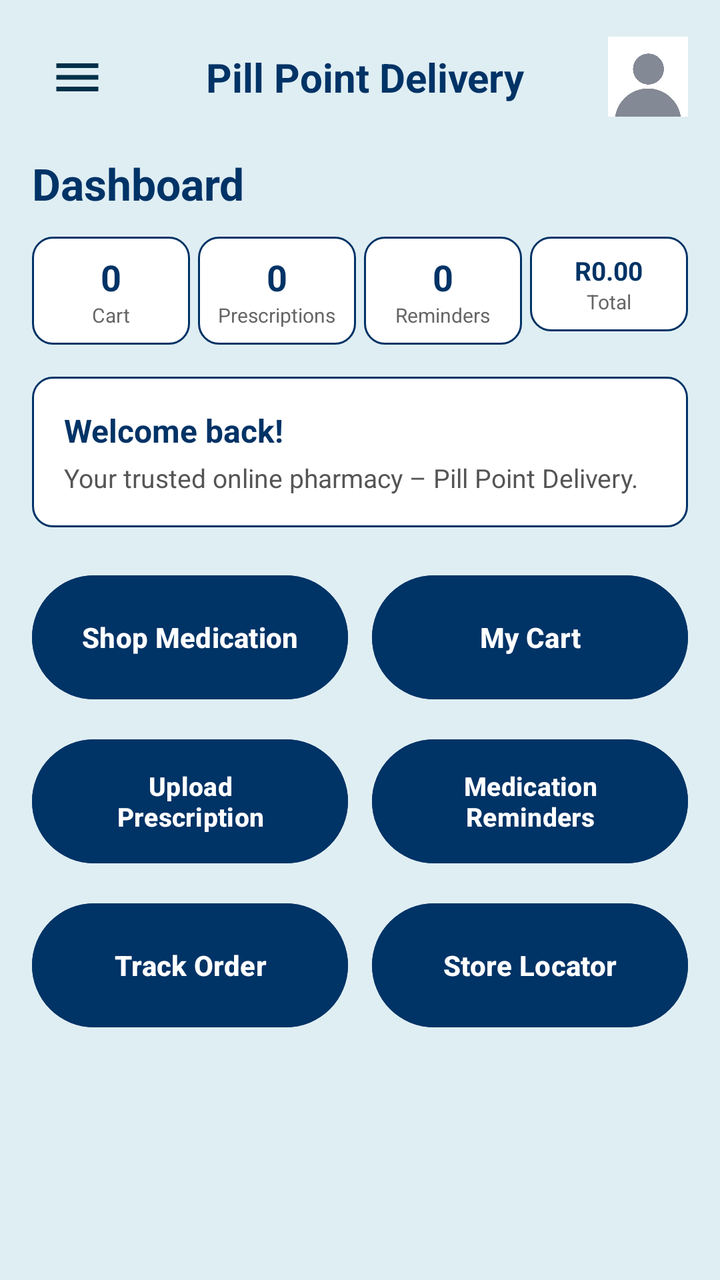
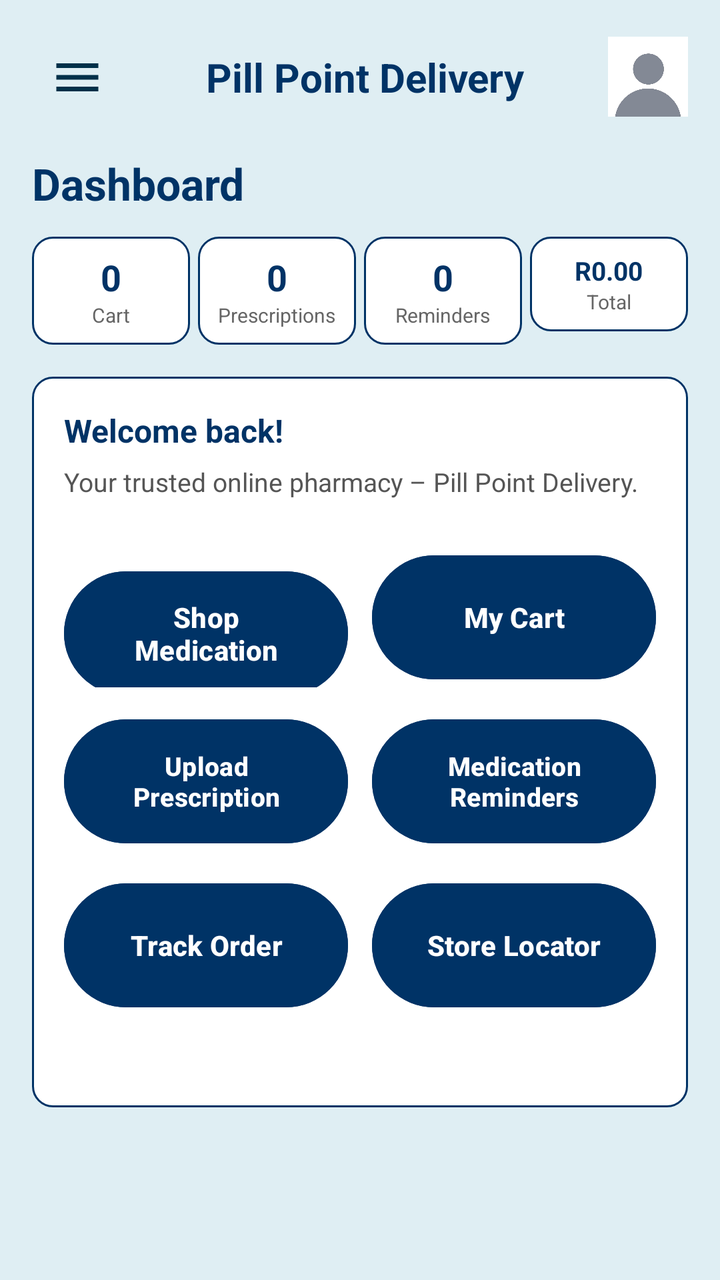

Two renders of the same Android screen: before a commit and after it. Below are the layout's source before the change and the commit's diff.
<!-- AndroidManifest.xml: application theme Theme.Pillpoint -->
<!-- res/layout/activity_home.xml -->
<?xml version="1.0" encoding="utf-8"?>
<androidx.drawerlayout.widget.DrawerLayout
    xmlns:android="http://schemas.android.com/apk/res/android"
    xmlns:app="http://schemas.android.com/apk/res-auto"
    xmlns:tools="http://schemas.android.com/tools"
    android:id="@+id/drawerLayout"
    android:layout_width="match_parent"
    android:layout_height="match_parent"
    tools:context=".Home">

    
    <ScrollView
        android:layout_width="match_parent"
        android:layout_height="match_parent"
        android:background="#DFEEF3">

        <LinearLayout
            android:layout_width="match_parent"
            android:layout_height="wrap_content"
            android:orientation="vertical"
            android:padding="16dp">

            
            <LinearLayout
                android:layout_width="match_parent"
                android:layout_height="wrap_content"
                android:gravity="center_vertical"
                android:orientation="horizontal"
                android:layout_marginBottom="16dp">

                <ImageButton
                    android:id="@+id/btnMenu"
                    android:layout_width="45dp"
                    android:layout_height="45dp"
                    android:background="?attr/selectableItemBackgroundBorderless"
                    android:contentDescription="Menu"
                    android:src="@drawable/ic_menu" />

                <TextView
                    android:layout_width="0dp"
                    android:layout_height="wrap_content"
                    android:layout_weight="1"
                    android:gravity="center"
                    android:text="Pill Point Delivery"
                    android:textColor="@color/dark_blue"
                    android:textSize="20sp"
                    android:textStyle="bold" />

                <ImageView
                    android:id="@+id/ivProfile"
                    android:layout_width="40dp"
                    android:layout_height="40dp"
                    android:contentDescription="Profile"
                    android:src="@drawable/photo" />
            </LinearLayout>

            
            <TextView
                android:layout_width="wrap_content"
                android:layout_height="wrap_content"
                android:text="Dashboard"
                android:textColor="@color/dark_blue"
                android:textSize="22sp"
                android:textStyle="bold"
                android:layout_marginBottom="12dp" />

            
            <LinearLayout
                android:layout_width="match_parent"
                android:layout_height="wrap_content"
                android:orientation="horizontal"
                android:weightSum="4"
                android:layout_marginBottom="16dp">

                
                <LinearLayout
                    android:layout_width="0dp"
                    android:layout_height="wrap_content"
                    android:layout_weight="1"
                    android:background="@drawable/edit_text_background"
                    android:orientation="vertical"
                    android:gravity="center"
                    android:padding="8dp"
                    android:layout_marginEnd="4dp">
                    <TextView android:id="@+id/tvCartCount" android:text="0" android:textColor="@color/dark_blue" android:textStyle="bold" android:textSize="18sp" android:layout_width="wrap_content" android:layout_height="wrap_content"/>
                    <TextView android:text="Cart" android:textColor="#666666" android:textSize="10sp" android:layout_width="wrap_content" android:layout_height="wrap_content"/>
                </LinearLayout>

                
                <LinearLayout
                    android:layout_width="0dp"
                    android:layout_height="wrap_content"
                    android:layout_weight="1"
                    android:background="@drawable/edit_text_background"
                    android:orientation="vertical"
                    android:gravity="center"
                    android:padding="8dp"
                    android:layout_marginEnd="4dp">
                    <TextView android:id="@+id/tvPrescriptionCount" android:text="0" android:textColor="@color/dark_blue" android:textStyle="bold" android:textSize="18sp" android:layout_width="wrap_content" android:layout_height="wrap_content"/>
                    <TextView android:text="Prescriptions" android:textColor="#666666" android:textSize="10sp" android:layout_width="wrap_content" android:layout_height="wrap_content"/>
                </LinearLayout>

                
                <LinearLayout
                    android:layout_width="0dp"
                    android:layout_height="wrap_content"
                    android:layout_weight="1"
                    android:background="@drawable/edit_text_background"
                    android:orientation="vertical"
                    android:gravity="center"
                    android:padding="8dp"
                    android:layout_marginEnd="4dp">
                    <TextView android:id="@+id/tvReminderCount" android:text="0" android:textColor="@color/dark_blue" android:textStyle="bold" android:textSize="18sp" android:layout_width="wrap_content" android:layout_height="wrap_content"/>
                    <TextView android:text="Reminders" android:textColor="#666666" android:textSize="10sp" android:layout_width="wrap_content" android:layout_height="wrap_content"/>
                </LinearLayout>

                
                <LinearLayout
                    android:layout_width="0dp"
                    android:layout_height="wrap_content"
                    android:layout_weight="1"
                    android:background="@drawable/edit_text_background"
                    android:orientation="vertical"
                    android:gravity="center"
                    android:padding="8dp">
                    <TextView android:id="@+id/tvTotalValue" android:text="R0.00" android:textColor="@color/dark_blue" android:textStyle="bold" android:textSize="13sp" android:layout_width="wrap_content" android:layout_height="wrap_content"/>
                    <TextView android:text="Total" android:textColor="#666666" android:textSize="10sp" android:layout_width="wrap_content" android:layout_height="wrap_content"/>
                </LinearLayout>
            </LinearLayout>

            
            <LinearLayout
                android:layout_width="match_parent"
                android:layout_height="wrap_content"
                android:background="@drawable/edit_text_background"
                android:orientation="vertical"
                android:padding="16dp"
                android:layout_marginBottom="20dp">
                <TextView
                    android:id="@+id/tvWelcomeUser"
                    android:layout_width="match_parent"
                    android:layout_height="wrap_content"
                    android:text="Welcome back!"
                    android:textColor="@color/dark_blue"
                    android:textSize="16sp"
                    android:textStyle="bold" />
                <TextView
                    android:layout_width="match_parent"
                    android:layout_height="wrap_content"
                    android:text="Your trusted online pharmacy – Pill Point Delivery."
                    android:textColor="#555555"
                    android:textSize="13sp"
                    android:layout_marginTop="4dp" />
            </LinearLayout>

            
            <LinearLayout
                android:layout_width="match_parent"
                android:layout_height="wrap_content"
                android:orientation="vertical">

                <LinearLayout
                    android:layout_width="match_parent"
                    android:layout_height="wrap_content"
                    android:orientation="horizontal"
                    android:weightSum="2"
                    android:layout_marginBottom="12dp">
                    <Button
                        android:id="@+id/btnShopMedication"
                        android:layout_width="0dp" android:layout_height="70dp" android:layout_weight="1" android:layout_marginEnd="6dp"
                        android:backgroundTint="@color/dark_blue" android:text="Shop Medication" android:textAllCaps="false" android:textColor="@android:color/white" android:textSize="14sp" android:textStyle="bold" />
                    <Button
                        android:id="@+id/btnViewCart"
                        android:layout_width="0dp" android:layout_height="70dp" android:layout_weight="1" android:layout_marginStart="6dp"
                        android:backgroundTint="@color/dark_blue" android:text="My Cart" android:textAllCaps="false" android:textColor="@android:color/white" android:textSize="14sp" android:textStyle="bold" />
                </LinearLayout>

                <LinearLayout
                    android:layout_width="match_parent"
                    android:layout_height="wrap_content"
                    android:orientation="horizontal"
                    android:weightSum="2"
                    android:layout_marginBottom="12dp">
                    <Button
                        android:id="@+id/btnUploadPrescription"
                        android:layout_width="0dp" android:layout_height="70dp" android:layout_weight="1" android:layout_marginEnd="6dp"
                        android:backgroundTint="@color/dark_blue" android:text="Upload Prescription" android:textAllCaps="false" android:textColor="@android:color/white" android:textSize="13sp" android:textStyle="bold" />
                    <Button
                        android:id="@+id/btnReminders"
                        android:layout_width="0dp" android:layout_height="70dp" android:layout_weight="1" android:layout_marginStart="6dp"
                        android:backgroundTint="@color/dark_blue" android:text="Medication Reminders" android:textAllCaps="false" android:textColor="@android:color/white" android:textSize="13sp" android:textStyle="bold" />
                </LinearLayout>

                <LinearLayout
                    android:layout_width="match_parent"
                    android:layout_height="wrap_content"
                    android:orientation="horizontal"
                    android:weightSum="2"
                    android:layout_marginBottom="30dp">
                    <Button
                        android:id="@+id/btnTrackOrder"
                        android:layout_width="0dp" android:layout_height="70dp" android:layout_weight="1" android:layout_marginEnd="6dp"
                        android:backgroundTint="@color/dark_blue" android:text="Track Order" android:textAllCaps="false" android:textColor="@android:color/white" android:textSize="14sp" android:textStyle="bold" />
                    <Button
                        android:id="@+id/btnStoreLocator"
                        android:layout_width="0dp" android:layout_height="70dp" android:layout_weight="1" android:layout_marginStart="6dp"
                        android:backgroundTint="@color/dark_blue" android:text="Store Locator" android:textAllCaps="false" android:textColor="@android:color/white" android:textSize="14sp" android:textStyle="bold" />
                </LinearLayout>
            </LinearLayout>

        </LinearLayout>
    </ScrollView>

    
    <com.google.android.material.navigation.NavigationView
        android:id="@+id/navView"
        android:layout_width="wrap_content"
        android:layout_height="match_parent"
        android:layout_gravity="start"
        app:menu="@menu/nav_menu" />

</androidx.drawerlayout.widget.DrawerLayout>
<!-- resources referenced by this layout -->
<resources>
  <color name="dark_blue">#003366</color>
  <!-- drawable edit_text_background (drawable) -->
  <?xml version="1.0" encoding="utf-8"?>
  <shape xmlns:android="http://schemas.android.com/apk/res/android">
  
      <solid android:color="#FFFFFF"/>
  
      <stroke
          android:width="1dp"
          android:color="@color/dark_blue"/>
  
      <corners android:radius="10dp"/>
  
      <padding
          android:left="10dp"
          android:right="10dp"
          android:top="10dp"
          android:bottom="10dp"/>
  
  
  </shape>
  <!-- drawable ic_menu (drawable) -->
  <?xml version="1.0" encoding="utf-8"?>
  <vector xmlns:android="http://schemas.android.com/apk/res/android"
      android:width="28dp"
      android:height="28dp"
      android:viewportWidth="24"
      android:viewportHeight="24">
      <path android:fillColor="#003049" android:pathData="M3,6h18v2H3zM3,11h18v2H3zM3,16h18v2H3z"/>
  </vector>
  <!-- drawable photo: jpeg bitmap (drawable, 8365 bytes) -->
  <style name="Theme.Pillpoint" parent="Base.Theme.Pillpoint" />
  <style name="Base.Theme.Pillpoint" parent="Theme.Material3.DayNight.NoActionBar">
          
  
          
  
          <item name="colorPrimary">@color/blue</item>
          <item name="colorOnPrimary">@color/white</item>
  
          <item name="colorSecondary">@color/red</item>
          <item name="colorOnSecondary">@color/white</item>
  
          <item name="android:statusBarColor">@color/dark_blue</item>
          <item name="android:navigationBarColor">@color/blue</item>
      </style>
  <color name="blue">#0D6EFD</color>
  <color name="white">#FFFFFFFF</color>
  <color name="red">#FF0000</color>
</resources>

<!-- the commit's change to res/layout/activity_home.xml (unified diff, before → after) -->
@@ -150,14 +150,31 @@
                     android:text="Your trusted online pharmacy – Pill Point Delivery."
                     android:textColor="#555555"
                     android:textSize="13sp"
-                    android:layout_marginTop="4dp" />
-            </LinearLayout>
+                    android:layout_marginTop="6dp" />
+
 
             
             <LinearLayout
                 android:layout_width="match_parent"
                 android:layout_height="wrap_content"
                 android:orientation="vertical">
+
+                <LinearLayout
+                    android:layout_width="match_parent"
+                    android:layout_height="wrap_content"
+                    android:orientation="horizontal"
+                    android:weightSum="2"
+                    android:layout_marginBottom="12dp"
+                    android:layout_marginTop="24dp">
+                    <Button
+                        android:id="@+id/btnShopMedication"
+                        android:layout_width="0dp" android:layout_height="70dp" android:layout_weight="1" android:layout_marginEnd="6dp"
+                        android:backgroundTint="@color/dark_blue" android:text="Shop Medication" android:textAllCaps="false" android:textColor="@android:color/white" android:textSize="14sp" android:textStyle="bold" />
+                    <Button
+                        android:id="@+id/btnViewCart"
+                        android:layout_width="0dp" android:layout_height="70dp" android:layout_weight="1" android:layout_marginStart="6dp"
+                        android:backgroundTint="@color/dark_blue" android:text="My Cart" android:textAllCaps="false" android:textColor="@android:color/white" android:textSize="14sp" android:textStyle="bold" />
+                </LinearLayout>
 
                 <LinearLayout
                     android:layout_width="match_parent"
@@ -166,29 +183,22 @@
                     android:weightSum="2"
                     android:layout_marginBottom="12dp">
                     <Button
-                        android:id="@+id/btnShopMedication"
-                        android:layout_width="0dp" android:layout_height="70dp" android:layout_weight="1" android:layout_marginEnd="6dp"
-                        android:backgroundTint="@color/dark_blue" android:text="Shop Medication" android:textAllCaps="false" android:textColor="@android:color/white" android:textSize="14sp" android:textStyle="bold" />
-                    <Button
-                        android:id="@+id/btnViewCart"
-                        android:layout_width="0dp" android:layout_height="70dp" android:layout_weight="1" android:layout_marginStart="6dp"
-                        android:backgroundTint="@color/dark_blue" android:text="My Cart" android:textAllCaps="false" android:textColor="@android:color/white" android:textSize="14sp" android:textStyle="bold" />
-                </LinearLayout>
-
-                <LinearLayout
-                    android:layout_width="match_parent"
-                    android:layout_height="wrap_content"
-                    android:orientation="horizontal"
-                    android:weightSum="2"
-                    android:layout_marginBottom="12dp">
-                    <Button
                         android:id="@+id/btnUploadPrescription"
                         android:layout_width="0dp" android:layout_height="70dp" android:layout_weight="1" android:layout_marginEnd="6dp"
                         android:backgroundTint="@color/dark_blue" android:text="Upload Prescription" android:textAllCaps="false" android:textColor="@android:color/white" android:textSize="13sp" android:textStyle="bold" />
+
                     <Button
                         android:id="@+id/btnReminders"
-                        android:layout_width="0dp" android:layout_height="70dp" android:layout_weight="1" android:layout_marginStart="6dp"
-                        android:backgroundTint="@color/dark_blue" android:text="Medication Reminders" android:textAllCaps="false" android:textColor="@android:color/white" android:textSize="13sp" android:textStyle="bold" />
+                        android:layout_width="0dp"
+                        android:layout_height="70dp"
+                        android:layout_marginStart="6dp"
+                        android:layout_weight="1"
+                        android:backgroundTint="@color/dark_blue"
+                        android:text="Medication Reminders"
+                        android:textAllCaps="false"
+                        android:textColor="@android:color/white"
+                        android:textSize="13sp"
+                        android:textStyle="bold" />
                 </LinearLayout>
 
                 <LinearLayout
@@ -206,6 +216,7 @@
                         android:layout_width="0dp" android:layout_height="70dp" android:layout_weight="1" android:layout_marginStart="6dp"
                         android:backgroundTint="@color/dark_blue" android:text="Store Locator" android:textAllCaps="false" android:textColor="@android:color/white" android:textSize="14sp" android:textStyle="bold" />
                 </LinearLayout>
+            </LinearLayout>
             </LinearLayout>
 
         </LinearLayout>
<!-- resource entries referenced after the edit -->
@@ -32,7 +32,7 @@
   </vector>
   <!-- drawable photo: jpeg bitmap (drawable, 8365 bytes) -->
   <style name="Theme.Pillpoint" parent="Base.Theme.Pillpoint" />
-  <style name="Base.Theme.Pillpoint" parent="Theme.Material3.DayNight.NoActionBar">
+  <style name="Base.Theme.Pillpoint" parent="Theme.Material3.Light.NoActionBar">
           
   
           
